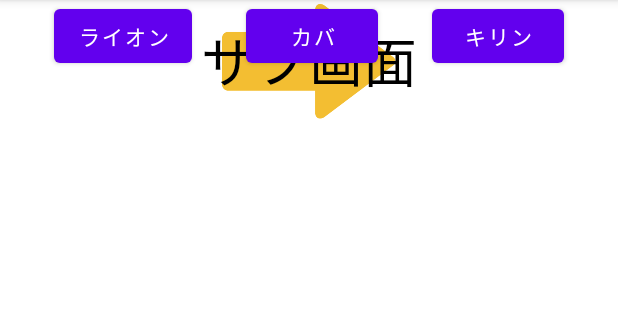
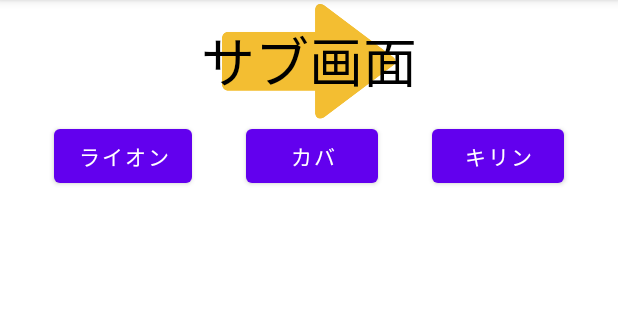
Before and after one commit to chisato30/AnimalBook, an Android app: the SubActivity screen opened directly, with no data from a screen before it, on a phone screen of 412 x 824 dp, the part 84-404 px from its top. Run offline under Robolectric (Android 15) with nearby library versions, the phone set to English and light mode, and no system bars.

Commit message:
動物ボタンとサブ画面の重なりを修正

```diff
--- a/app/src/main/java/com/example/animalbook/SubActivity.kt
+++ b/app/src/main/java/com/example/animalbook/SubActivity.kt
@@ -28,7 +28,7 @@ class SubActivity : AppCompatActivity() {
             }
         }
 
-        binding.girraffeButon.setOnClickListener {
+        binding.giraffeButton.setOnClickListener {
             supportFragmentManager.beginTransaction().apply {
                 replace(R.id.container, GiraffeFragment())
                 addToBackStack(null)
--- a/app/src/main/res/layout/activity_sub.xml
+++ b/app/src/main/res/layout/activity_sub.xml
@@ -21,34 +21,31 @@
         android:id="@+id/lionButton"
         android:layout_width="wrap_content"
         android:layout_height="wrap_content"
-        android:text="ライオン"
+        android:text="@string/lionButton"
         app:layout_constraintEnd_toStartOf="@+id/hippoButton"
         app:layout_constraintHorizontal_bias="0.5"
         app:layout_constraintStart_toStartOf="parent"
-        app:layout_constraintTop_toTopOf="parent"
-        android:layout_below="@+id/titleFrame" />
+        app:layout_constraintTop_toBottomOf="@+id/titleFrame" />
 
     <Button
         android:id="@+id/hippoButton"
         android:layout_width="wrap_content"
         android:layout_height="wrap_content"
-        android:text="カバ"
-        app:layout_constraintEnd_toStartOf="@+id/girraffeButon"
+        android:text="@string/hippoButton"
+        app:layout_constraintEnd_toStartOf="@+id/giraffeButton"
         app:layout_constraintHorizontal_bias="0.5"
         app:layout_constraintStart_toEndOf="@+id/lionButton"
-        app:layout_constraintTop_toTopOf="@+id/lionButton"
-        android:layout_below="@+id/titleFrame"/>
+        app:layout_constraintTop_toTopOf="@+id/lionButton" />
 
     <Button
-        android:id="@+id/girraffeButon"
+        android:id="@+id/giraffeButton"
         android:layout_width="wrap_content"
         android:layout_height="wrap_content"
-        android:text="キリン"
+        android:text="@string/girrafebutton"
         app:layout_constraintEnd_toEndOf="parent"
         app:layout_constraintHorizontal_bias="0.5"
         app:layout_constraintStart_toEndOf="@+id/hippoButton"
-        app:layout_constraintTop_toTopOf="@+id/hippoButton"
-        android:layout_below="@+id/titleFrame"/>
+        app:layout_constraintTop_toTopOf="@+id/hippoButton" />
 
     <FrameLayout
         android:id="@+id/container"
@@ -60,10 +57,56 @@
         android:layout_marginBottom="8dp"
         app:layout_constraintBottom_toBottomOf="parent"
         app:layout_constraintEnd_toEndOf="parent"
-        app:layout_constraintHorizontal_bias="1.0"
         app:layout_constraintStart_toStartOf="parent"
         app:layout_constraintTop_toBottomOf="@+id/hippoButton">
 
     </FrameLayout>
 
+    <!--    <Button-->
+    <!--        android:id="@+id/lionButton"-->
+    <!--        android:layout_width="wrap_content"-->
+    <!--        android:layout_height="wrap_content"-->
+    <!--        android:text="ライオン"-->
+    <!--        app:layout_constraintEnd_toStartOf="@+id/hippoButton"-->
+    <!--        app:layout_constraintHorizontal_bias="0.5"-->
+    <!--        app:layout_constraintStart_toStartOf="parent"-->
+    <!--        app:layout_constraintTop_toTopOf="parent" />-->
+
+    <!--    <Button-->
+    <!--        android:id="@+id/hippoButton"-->
+    <!--        android:layout_width="wrap_content"-->
+    <!--        android:layout_height="wrap_content"-->
+    <!--        android:text="カバ"-->
+    <!--        app:layout_constraintEnd_toStartOf="@+id/girraffeButon"-->
+    <!--        app:layout_constraintHorizontal_bias="0.5"-->
+    <!--        app:layout_constraintStart_toEndOf="@+id/lionButton"-->
+    <!--        app:layout_constraintTop_toTopOf="@+id/lionButton" />-->
+
+    <!--    <Button-->
+    <!--        android:id="@+id/girraffeButon"-->
+    <!--        android:layout_width="wrap_content"-->
+    <!--        android:layout_height="wrap_content"-->
+    <!--        android:text="キリン"-->
+    <!--        app:layout_constraintEnd_toEndOf="parent"-->
+    <!--        app:layout_constraintHorizontal_bias="0.5"-->
+    <!--        app:layout_constraintStart_toEndOf="@+id/hippoButton"-->
+    <!--        app:layout_constraintTop_toTopOf="@+id/hippoButton" />-->
+
+    <!--    <FrameLayout-->
+    <!--        android:id="@+id/container"-->
+    <!--        android:layout_width="0dp"-->
+    <!--        android:layout_height="0dp"-->
+    <!--        android:layout_marginStart="8dp"-->
+    <!--        android:layout_marginTop="8dp"-->
+    <!--        android:layout_marginEnd="8dp"-->
+    <!--        android:layout_marginBottom="8dp"-->
+    <!--        app:layout_constraintBottom_toBottomOf="parent"-->
+    <!--        app:layout_constraintEnd_toEndOf="parent"-->
+    <!--        app:layout_constraintHorizontal_bias="0.0"-->
+    <!--        app:layout_constraintStart_toStartOf="parent"-->
+    <!--        app:layout_constraintTop_toBottomOf="@+id/hippoButton"-->
+    <!--        app:layout_constraintVertical_bias="1.0">-->
+
+    <!--    </FrameLayout>-->
+
 </androidx.constraintlayout.widget.ConstraintLayout>
--- a/app/src/main/res/values/strings.xml
+++ b/app/src/main/res/values/strings.xml
@@ -4,4 +4,7 @@
     <string name="hello_blank_fragment">Hello blank fragment</string>
     <string name="title_text">フラグメント動物図鑑</string>
     <string name="next_text">次へ</string>
+    <string name="lionButton">ライオン</string>
+    <string name="hippoButton">カバ</string>
+    <string name="girrafebutton">キリン</string>
 </resources>
```
